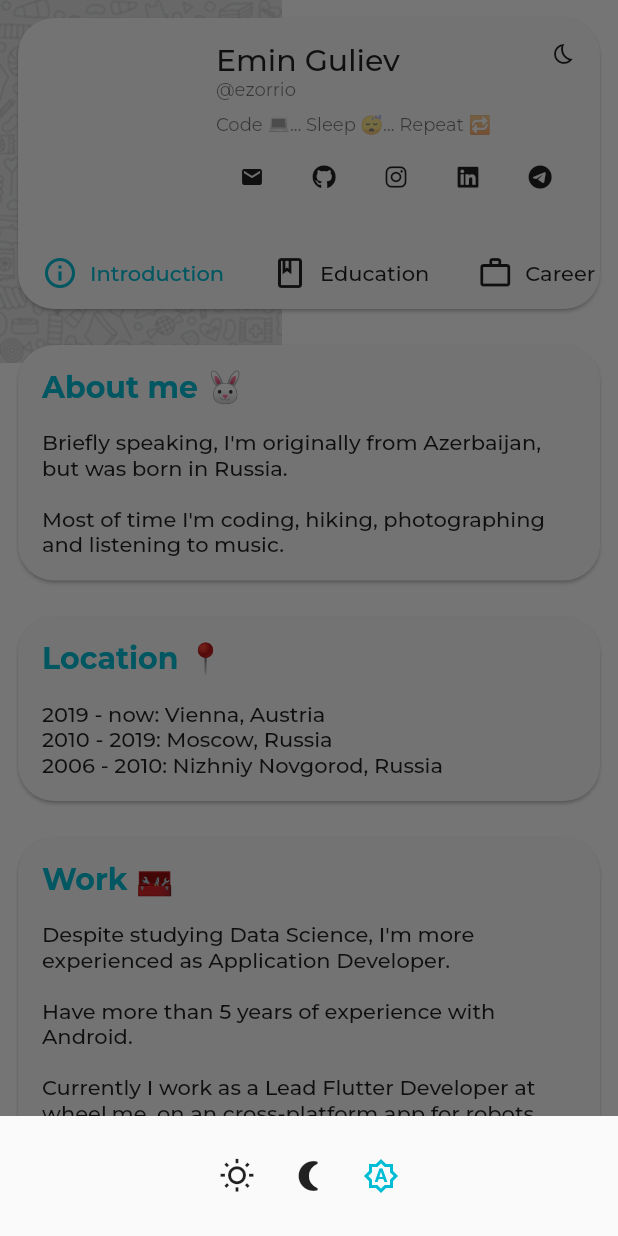
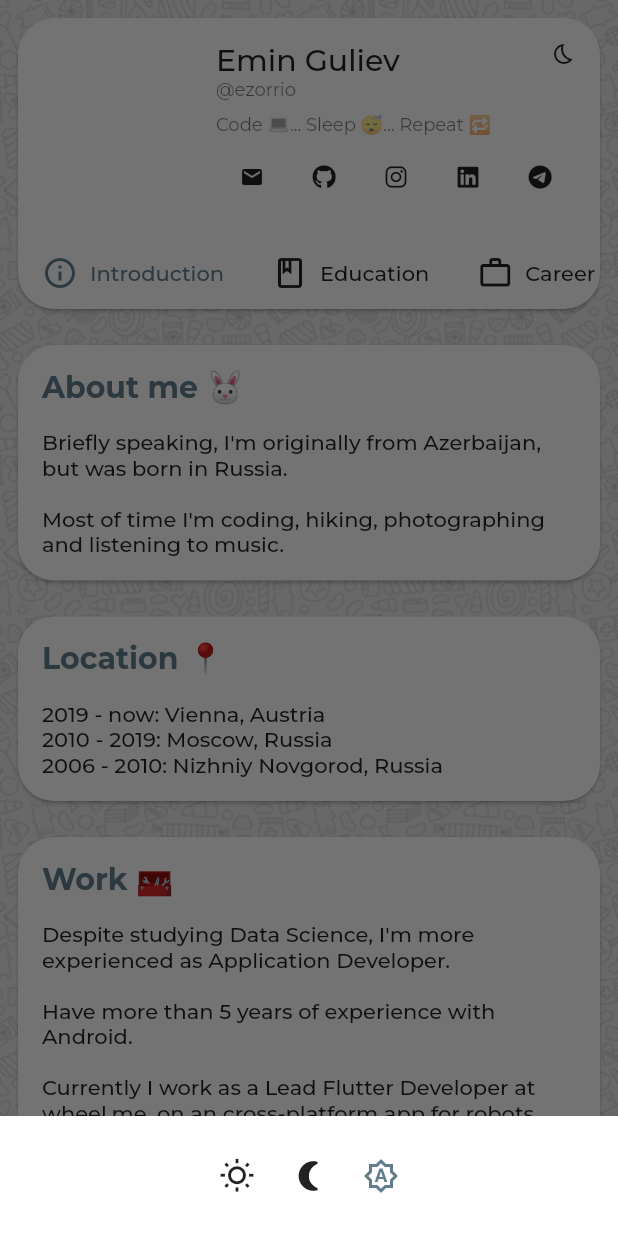
Before and after one commit to ezorrio/ezorrio.dev, a Flutter app: the screen it shows after launch, after a tap on the "bedtime" icon, on a phone screen of 412 x 824 dp. Run offline on Flutter 3.47's test engine with Material 2 defaults, Android fonts, the light colour scheme and no system bars; our stand-ins replace bloc, flutter_bloc, font_awesome_flutter, freezed_annotation, google_fonts, shared_preferences; network calls fail.

Commit message:
fix: Dark mode inconsistency. Navigation state not showing

```diff
--- a/lib/Extensions.dart
+++ b/lib/Extensions.dart
@@ -13,7 +13,7 @@ extension ContextExt on BuildContext {
 
   Color get cardBackground => Theme.of(this).cardColor;
 
-  Color get primaryColor => Theme.of(this).primaryColor;
+  Color get primaryColor => Theme.of(this).colorScheme.primary;
 
   Color get additionalColor => Theme.of(this).colorScheme.secondary;
 
--- a/lib/Themes.dart
+++ b/lib/Themes.dart
@@ -2,7 +2,7 @@ import 'package:flutter/material.dart';
 import 'package:google_fonts/google_fonts.dart';
 
 class AppColors {
-  static var primary = Colors.cyan;
+  static var primary = Colors.blueGrey;
 }
 
 class Themes {
@@ -14,28 +14,28 @@ class Themes {
     TargetPlatform.android: FadeUpwardsPageTransitionsBuilder(),
   });
 
-  static ThemeData materialTheme() => ThemeData(
-        brightness: Brightness.light,
-        primaryColor: AppColors.primary,
+  static ThemeData materialTheme() => ThemeData.from(
+        colorScheme: ColorScheme.light(
+            primary: AppColors.primary, secondary: AppColors.primary),
+        textTheme: GoogleFonts.montserratTextTheme(ThemeData.light().textTheme),
+      ).copyWith(
         cardTheme: CardTheme(
             color: Colors.grey.shade50,
             shape: RoundedRectangleBorder(
                 borderRadius: BorderRadius.circular(24))),
-        scaffoldBackgroundColor: Colors.white,
         pageTransitionsTheme: appPageTransitions,
-        fontFamily: GoogleFonts.montserrat().fontFamily, colorScheme: ColorScheme.fromSwatch().copyWith(secondary: AppColors.primary),
       );
 
-  static ThemeData materialDarkTheme() => ThemeData(
-        brightness: Brightness.dark,
-        primaryColor: AppColors.primary,
+  static ThemeData materialDarkTheme() => ThemeData.from(
+        colorScheme: ColorScheme.dark(
+            primary: AppColors.primary, secondary: AppColors.primary),
+        textTheme: GoogleFonts.montserratTextTheme(ThemeData.dark().textTheme),
+      ).copyWith(
         cardTheme: CardTheme(
           color: Colors.grey.shade900,
           shape:
               RoundedRectangleBorder(borderRadius: BorderRadius.circular(24)),
         ),
-        scaffoldBackgroundColor: Colors.grey.shade800,
         pageTransitionsTheme: appPageTransitions,
-        fontFamily: GoogleFonts.montserrat().fontFamily, colorScheme: ColorScheme.fromSwatch().copyWith(secondary: AppColors.primary),
       );
 }
--- a/lib/main.dart
+++ b/lib/main.dart
@@ -1,16 +1,14 @@
 import 'package:ezorrio_dev/Routes.dart';
 import 'package:ezorrio_dev/Themes.dart';
 import 'package:ezorrio_dev/bloc/appearance/AppearanceCubit.dart';
+import 'package:ezorrio_dev/bloc/appearance/AppearanceState.dart';
 import 'package:ezorrio_dev/bloc/navigation/NavigationBloc.dart';
 import 'package:ezorrio_dev/resource/DataRepository.dart';
 import 'package:ezorrio_dev/resource/SettingsRepository.dart';
 import 'package:ezorrio_dev/ui/page/IntroPage.dart';
 import 'package:ezorrio_dev/ui/widget/BaseLayout.dart';
-import 'package:flutter/cupertino.dart';
 import 'package:flutter/material.dart';
 import 'package:flutter_bloc/flutter_bloc.dart';
-
-import 'bloc/appearance/AppearanceState.dart';
 
 class AppRouteObserver extends RouteObserver<PageRoute<dynamic>> {
   NavigationBloc bloc;
@@ -18,8 +16,17 @@ class AppRouteObserver extends RouteObserver<PageRoute<dynamic>> {
   AppRouteObserver({required this.bloc});
 
   @override
+  void didPush(Route route, Route? previousRoute) {
+    super.didPush(route, previousRoute);
+    if (route is PageRoute) {
+      bloc.add(AppPageOpened(routeName: (route.settings.name)!));
+    }
+  }
+
+  @override
   void didReplace({Route<dynamic>? newRoute, Route<dynamic>? oldRoute}) {
     super.didReplace(newRoute: newRoute, oldRoute: oldRoute);
+    debugPrint('did replace');
     if (newRoute is PageRoute) {
       bloc.add(AppPageOpened(routeName: (newRoute.settings.name)!));
     }
@@ -28,6 +35,8 @@ class AppRouteObserver extends RouteObserver<PageRoute<dynamic>> {
   @override
   void didPop(Route<dynamic> route, Route<dynamic>? previousRoute) {
     super.didPop(route, previousRoute);
+    debugPrint('did pop');
+
     if (previousRoute is PageRoute) {
       bloc.add(AppPageOpened(routeName: (previousRoute.settings.name)!));
     }
@@ -70,40 +79,42 @@ class App extends StatefulWidget {
 class AppState extends State<App> with WidgetsBindingObserver, RouteAware {
   @override
   void didChangePlatformBrightness() {
-    BlocProvider.of<AppearanceCubit>(context).platformThemeChanged();
+    // BlocProvider.of<AppearanceCubit>(context).platformThemeChanged();
   }
 
-  @override
-  void initState() {
-    super.initState();
-    WidgetsBinding.instance!.addObserver(this);
-  }
-
-  @override
-  void dispose() {
-    WidgetsBinding.instance!.removeObserver(this);
-    super.dispose();
-  }
+  // @override
+  // void initState() {
+  //   super.initState();
+  //   WidgetsBinding.instance.addObserver(this);
+  // }
+  //
+  // @override
+  // void dispose() {
+  //   WidgetsBinding.instance.removeObserver(this);
+  //   super.dispose();
+  // }
 
   @override
   Widget build(BuildContext context) =>
       BlocBuilder<AppearanceCubit, AppearanceState>(
         builder: (_, state) => MaterialApp(
-          localizationsDelegates: const <LocalizationsDelegate<dynamic>>[
-            DefaultMaterialLocalizations.delegate,
-            DefaultWidgetsLocalizations.delegate,
-            DefaultCupertinoLocalizations.delegate,
-          ],
+          // localizationsDelegates: const <LocalizationsDelegate<dynamic>>[
+          //   DefaultMaterialLocalizations.delegate,
+          //   DefaultWidgetsLocalizations.delegate,
+          //   DefaultCupertinoLocalizations.delegate,
+          // ],
           home: Scaffold(
             body: BaseLayout(
               child: Navigator(
                 initialRoute: IntroPage.routeName,
                 onGenerateRoute: (settings) => Routes.onGenerateRoute(
-                    context: App.navigatorKey.currentContext!,
-                    settings: settings),
+                  context: App.navigatorKey.currentContext!,
+                  settings: settings,
+                ),
                 observers: [
                   AppRouteObserver(
-                      bloc: BlocProvider.of<NavigationBloc>(context))
+                    bloc: BlocProvider.of<NavigationBloc>(context),
+                  )
                 ],
                 key: App.navigatorKey,
               ),
--- a/lib/ui/widget/BaseLayout.dart
+++ b/lib/ui/widget/BaseLayout.dart
@@ -1,7 +1,6 @@
 import 'package:ezorrio_dev/Constants.dart';
 import 'package:ezorrio_dev/Places.dart';
 import 'package:ezorrio_dev/bloc/navigation/NavigationBloc.dart';
-import 'package:ezorrio_dev/main.dart';
 import 'package:ezorrio_dev/model/AppPlace.dart';
 import 'package:ezorrio_dev/ui/widget/Cookies.dart';
 import 'package:ezorrio_dev/utils/AppUtils.dart';
@@ -58,26 +57,22 @@ class BaseLayoutState extends State<BaseLayout> {
       );
 
   @override
-  Widget build(BuildContext context) =>
-      BlocBuilder<NavigationBloc, NavigationState>(
-        builder: (_, state) => WillPopScope(
-          onWillPop: () async {
-            if (Navigator.of(App.navigatorKey.currentContext!).canPop()) {
-              await Navigator.of(App.navigatorKey.currentContext!).maybePop();
-              return false;
-            }
-            if (Navigator.of(context).canPop()) {
-              await Navigator.of(context).maybePop();
-              return false;
-            }
-            return true;
-          },
-          child: Stack(children: [
-            const Cookies(),
-            AppUtils.isCompact(context: context)
-                ? mobileLayout(page: state.currentPage)
-                : desktopLayout(page: state.currentPage),
-          ]),
-        ),
+  Widget build(BuildContext context) => Stack(
+        children: [
+          Positioned.fill(
+            child: Cookies(
+              isDark: AppUtils.isSystemLight(context: context),
+            ),
+          ),
+          BlocBuilder<NavigationBloc, NavigationState>(
+            builder: (context, state) => Column(
+              children: [
+                AppUtils.isCompact(context: context)
+                    ? mobileLayout(page: state.currentPage)
+                    : desktopLayout(page: state.currentPage),
+              ],
+            ),
+          )
+        ],
       );
 }
--- a/lib/ui/widget/Cookies.dart
+++ b/lib/ui/widget/Cookies.dart
@@ -1,12 +1,13 @@
-import 'package:ezorrio_dev/utils/AppUtils.dart';
 import 'package:flutter/material.dart';
 
 class Cookies extends StatelessWidget {
-  const Cookies({Key? key}) : super(key: key);
+  final bool isDark;
+
+  const Cookies({Key? key, required this.isDark}) : super(key: key);
 
   @override
   Widget build(BuildContext context) => Image.asset(
-        AppUtils.isSystemLight(context: context)
+        isDark
             ? 'drawable/background_light.png'
             : 'drawable/background_dark.png',
         filterQuality: FilterQuality.high,
--- a/lib/ui/widget/MenuWidget.dart
+++ b/lib/ui/widget/MenuWidget.dart
@@ -70,7 +70,7 @@ class MenuWidgetState extends State<MenuWidget> {
         ),
       );
 
-  Widget mainDrawerCompact(BuildContext context) =>
+  Widget mainDrawerCompact() =>
       AppWidgets.conditionalPadding(
         context: context,
         child: Card(
@@ -103,7 +103,7 @@ class MenuWidgetState extends State<MenuWidget> {
         ),
       );
 
-  Widget mainDrawer(BuildContext context) => Column(
+  Widget mainDrawer() => Column(
         mainAxisSize: MainAxisSize.max,
         children: [
           ProfileHeader(
@@ -132,5 +132,5 @@ class MenuWidgetState extends State<MenuWidget> {
 
   @override
   Widget build(BuildContext context) =>
-      widget.isCompact ? mainDrawerCompact(context) : mainDrawer(context);
+      widget.isCompact ? mainDrawerCompact() : mainDrawer();
 }
--- a/lib/utils/AppUtils.dart
+++ b/lib/utils/AppUtils.dart
@@ -4,7 +4,7 @@ import 'package:intl/intl.dart';
 
 class AppUtils {
   static bool isSystemLight({required BuildContext context}) =>
-      Theme.of(context).brightness == Brightness.light;
+      Theme.of(context).colorScheme.brightness == Brightness.light;
 
   static bool isCompact({required BuildContext context}) =>
       MediaQuery.of(context).size.width < Constants.desktopMenuSize * 2.5;
```
Also changed, not shown: lib/bloc/appearance/AppearanceState.freezed.dart.
